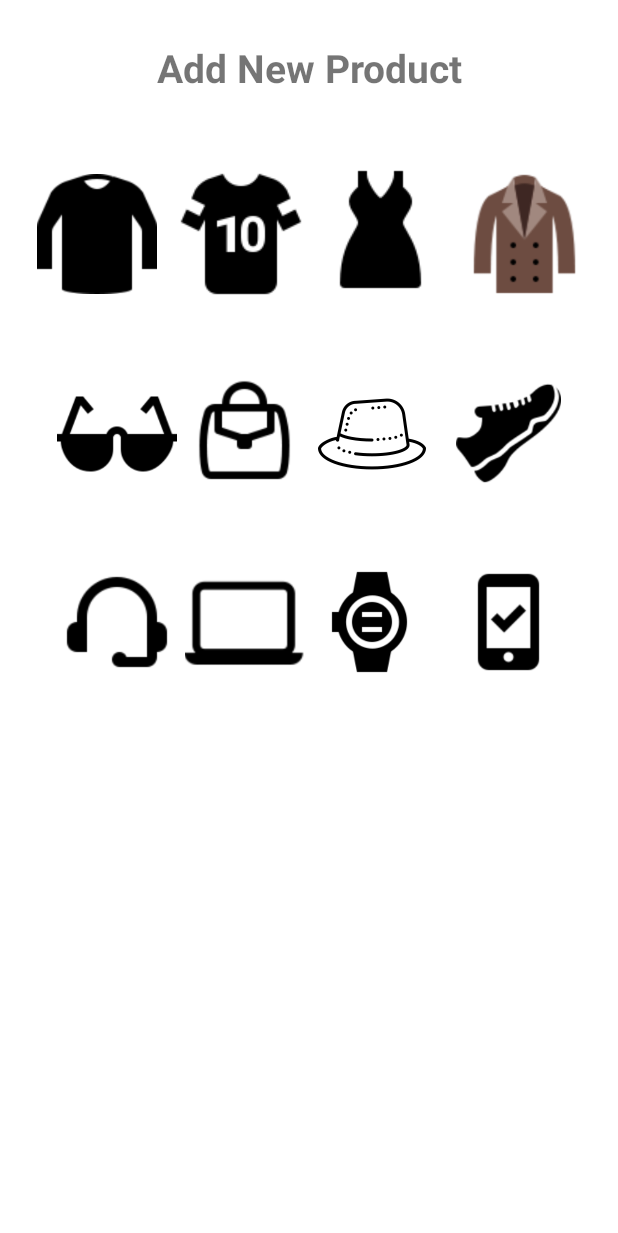
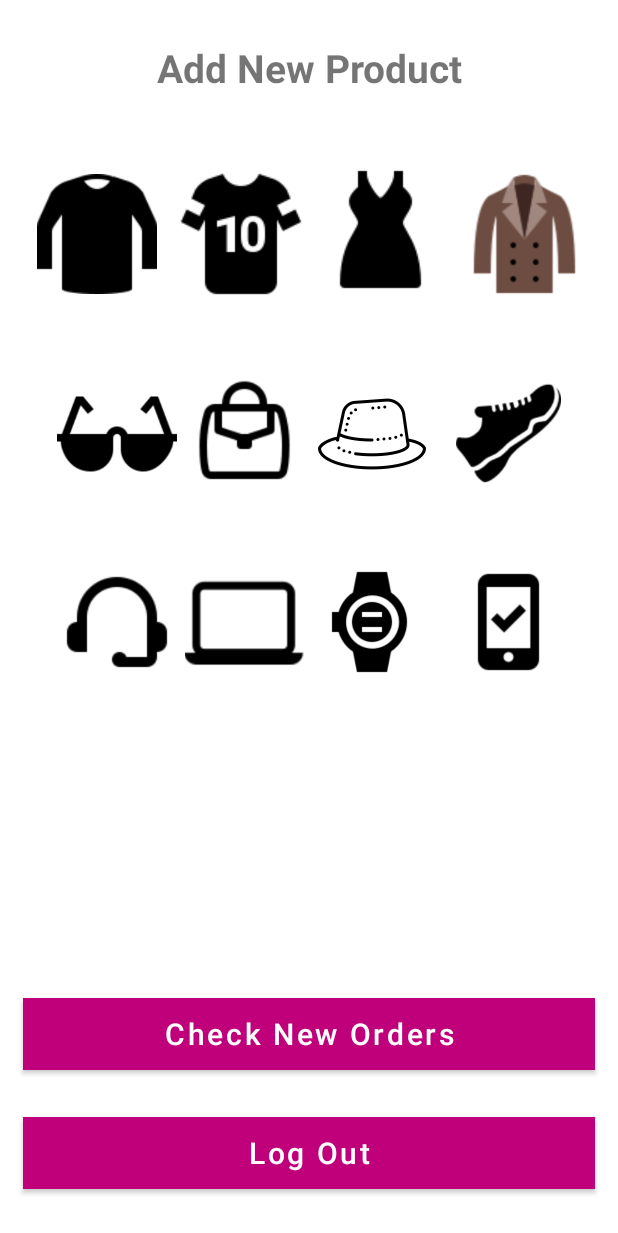
Before and after one commit to BeautyOfPrograming/MyOnlineShop, an Android app: the layout activity_admin_category.xml on its own in the app's theme, with its tools: preview values and no code run, on a phone screen of 412 x 824 dp. Shown: the top 1233 px of the screen. Run offline under Robolectric (Android 15) with nearby library versions, the phone set to English and light mode, and no system bars.

Commit message:
adding adimin new order activity

```diff
--- a/app/src/main/AndroidManifest.xml
+++ b/app/src/main/AndroidManifest.xml
@@ -11,7 +11,8 @@
         android:label="@string/app_name"
         android:roundIcon="@mipmap/ic_launcher_round"
         android:supportsRtl="true">
-        <activity android:name=".ConfirmFinalOrderActivity"></activity>
+        <activity android:name=".AdminNewOrderActivity"></activity>
+        <activity android:name=".ConfirmFinalOrderActivity" />
         <activity android:name=".CartActivity" />
         <activity android:name=".DetailsActivity" />
         <activity
--- a/app/src/main/java/com/example/myonlineshop/ConfirmFinalOrderActivity.java
+++ b/app/src/main/java/com/example/myonlineshop/ConfirmFinalOrderActivity.java
@@ -108,7 +108,7 @@
 
         key = saveCurrentlyDate + saveCurrentlyTime;
 
-        final DatabaseReference ProductsRef = FirebaseDatabase.getInstance().getReference().child("Orders");
+        final DatabaseReference ProductsRef = FirebaseDatabase.getInstance().getReference().child("Orders").child(Prevalent.currentOnlineUser.getPhone());
 
         HashMap<String, Object> orderMap = new HashMap<>();
 
@@ -128,7 +128,7 @@
                 if (task.isSuccessful()){
 
                     FirebaseDatabase.getInstance().getReference().child("Cart List")
-                            .child("View view")
+                            .child("User View")
                             .child(Prevalent.currentOnlineUser.getPhone())
                             .removeValue()
                             .addOnCompleteListener(new OnCompleteListener<Void>() {
--- a/app/src/main/res/layout/activity_admin_category.xml
+++ b/app/src/main/res/layout/activity_admin_category.xml
@@ -16,9 +16,7 @@
         android:text="Add New Product"
         android:textAlignment="center"
         android:textSize="26sp"
-        android:textStyle="bold"
-        />
-
+        android:textStyle="bold" />
 
 
     <LinearLayout
@@ -26,43 +24,38 @@
         android:layout_width="match_parent"
         android:layout_height="wrap_content"
         android:layout_below="@+id/slogan_category"
-        android:orientation="horizontal"
         android:layout_centerHorizontal="true"
+        android:layout_marginLeft="10dp"
+        android:layout_marginTop="45dp"
+        android:layout_marginRight="10dp"
         android:gravity="center"
-        android:layout_marginTop="45dp"
-        android:layout_marginLeft="10dp"
-        android:layout_marginRight="10dp">
+        android:orientation="horizontal">
 
         <ImageView
             android:id="@+id/t_shirts"
             android:layout_width="wrap_content"
             android:layout_height="80dp"
-            android:src="@drawable/tshirts"
-            />
+            android:src="@drawable/tshirts" />
 
         <ImageView
             android:id="@+id/sports_t_shirts"
             android:layout_width="wrap_content"
             android:layout_height="wrap_content"
-            android:src="@drawable/sports"
-            />
+            android:src="@drawable/sports" />
 
         <ImageView
             android:id="@+id/female_dresses"
             android:layout_width="wrap_content"
             android:layout_height="wrap_content"
-            android:src="@drawable/female_dresses"
-            />
+            android:src="@drawable/female_dresses" />
 
         <ImageView
             android:id="@+id/sweathers"
             android:layout_width="90dp"
             android:layout_height="wrap_content"
-            android:src="@drawable/sweather"
-            />
+            android:src="@drawable/sweather" />
 
     </LinearLayout>
-
 
 
     <LinearLayout
@@ -70,42 +63,37 @@
         android:layout_width="match_parent"
         android:layout_height="wrap_content"
         android:layout_below="@+id/linear1_category_layout"
-        android:orientation="horizontal"
         android:layout_centerHorizontal="true"
+        android:layout_marginTop="45dp"
         android:gravity="center"
-        android:layout_marginTop="45dp">
+        android:orientation="horizontal">
 
         <ImageView
             android:id="@+id/glasses"
             android:layout_width="80dp"
             android:layout_height="80dp"
-            android:src="@drawable/glasses"
-            />
+            android:src="@drawable/glasses" />
 
         <ImageView
             android:id="@+id/purses_bags_wallets"
             android:layout_width="90dp"
             android:layout_height="80dp"
-            android:src="@drawable/purses_bags"
-            />
+            android:src="@drawable/purses_bags" />
 
         <ImageView
             android:id="@+id/hats_caps"
             android:layout_width="80dp"
             android:layout_height="80dp"
-            android:src="@drawable/hats"
-            />
+            android:src="@drawable/hats" />
 
         <ImageView
             android:id="@+id/shoes"
             android:layout_width="70dp"
             android:layout_height="80dp"
-            android:src="@drawable/shoess"
             android:layout_marginStart="16dp"
-            />
+            android:src="@drawable/shoess" />
 
     </LinearLayout>
-
 
 
     <LinearLayout
@@ -113,42 +101,72 @@
         android:layout_width="match_parent"
         android:layout_height="wrap_content"
         android:layout_below="@+id/linear2_category_layout"
-        android:orientation="horizontal"
         android:layout_centerHorizontal="true"
+        android:layout_marginTop="45dp"
         android:gravity="center"
-        android:layout_marginTop="45dp">
+        android:orientation="horizontal">
 
         <ImageView
             android:id="@+id/headphones_handfree"
             android:layout_width="80dp"
             android:layout_height="80dp"
-            android:src="@drawable/headphoness"
-            />
+            android:src="@drawable/headphoness" />
 
         <ImageView
             android:id="@+id/laptop_pc"
             android:layout_width="90dp"
             android:layout_height="80dp"
-            android:src="@drawable/laptops"
-            />
+            android:src="@drawable/laptops" />
 
         <ImageView
             android:id="@+id/watches"
             android:layout_width="80dp"
             android:layout_height="80dp"
-            android:src="@drawable/watches"
-            />
+            android:src="@drawable/watches" />
 
         <ImageView
             android:id="@+id/mobilephones"
             android:layout_width="70dp"
             android:layout_height="80dp"
-            android:src="@drawable/mobiles"
             android:layout_marginStart="16dp"
-            />
+            android:src="@drawable/mobiles" />
 
     </LinearLayout>
 
 
 
+
+    <Button
+        android:id="@+id/check_new_orders"
+        android:layout_width="match_parent"
+        android:layout_height="wrap_content"
+     android:layout_above="@+id/logOut"
+        android:layout_marginStart="15dp"
+        android:layout_marginEnd="15dp"
+        android:layout_marginBottom="31dp"
+        android:background="@color/colorPrimary"
+        android:textColor="@color/white"
+        android:textSize="20sp"
+        android:text="Check New Orders"
+        android:textAllCaps="false"
+        />
+
+
+
+    <Button
+        android:id="@+id/logOut"
+        android:layout_width="match_parent"
+        android:layout_height="wrap_content"
+        android:layout_alignParentBottom="true"
+        android:layout_marginStart="15dp"
+        android:layout_marginEnd="15dp"
+        android:layout_marginBottom="31dp"
+        android:background="@color/colorPrimary"
+        android:textColor="@color/white"
+        android:textSize="20sp"
+        android:text="Log Out"
+        android:textAllCaps="false"
+        />
+
+
 </RelativeLayout>
```
Also changed, not shown: app/src/main/java/com/example/myonlineshop/AdminCategoryActivity.java (+37 -31 lines), app/src/main/java/com/example/myonlineshop/AdminNewOrderActivity.java (added, +14 -0 lines), app/src/main/java/com/example/myonlineshop/CartActivity.java (+57 -2 lines), app/src/main/res/layout/activity_admin_new_order.xml (added, +9 -0 lines), app/src/main/res/layout/activity_cart.xml (+15 -4 lines).
